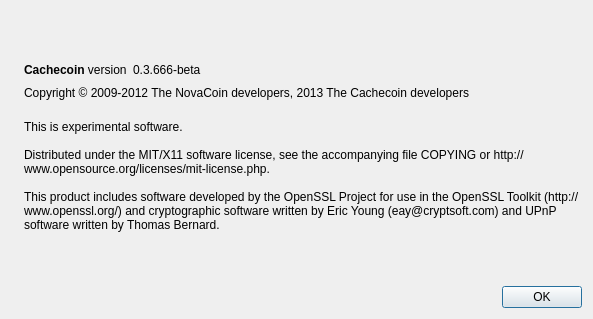
Old version of the form src/qt/forms/aboutdialog.ui in the repository vertoe/Cachecoin.
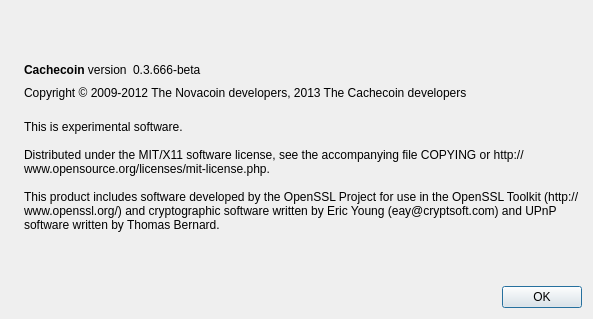
New version of the form. Icons and pictures are not drawn.

Commit message: Further clean up bitcoin, peercoin and novacoin strings.

The edit to the form file:
```diff
--- a/src/qt/forms/aboutdialog.ui
+++ b/src/qt/forms/aboutdialog.ui
@@ -91,7 +91,7 @@
         <cursorShape>IBeamCursor</cursorShape>
        </property>
        <property name="text">
-        <string>Copyright © 2009-2012 The NovaCoin developers, 2013 The Cachecoin developers</string>
+        <string>Copyright © 2009-2012 The Novacoin developers, 2013 The Cachecoin developers</string>
        </property>
        <property name="textInteractionFlags">
         <set>Qt::LinksAccessibleByMouse|Qt::TextSelectableByKeyboard|Qt::TextSelectableByMouse</set>
```
The commit also changes 46 other files.
